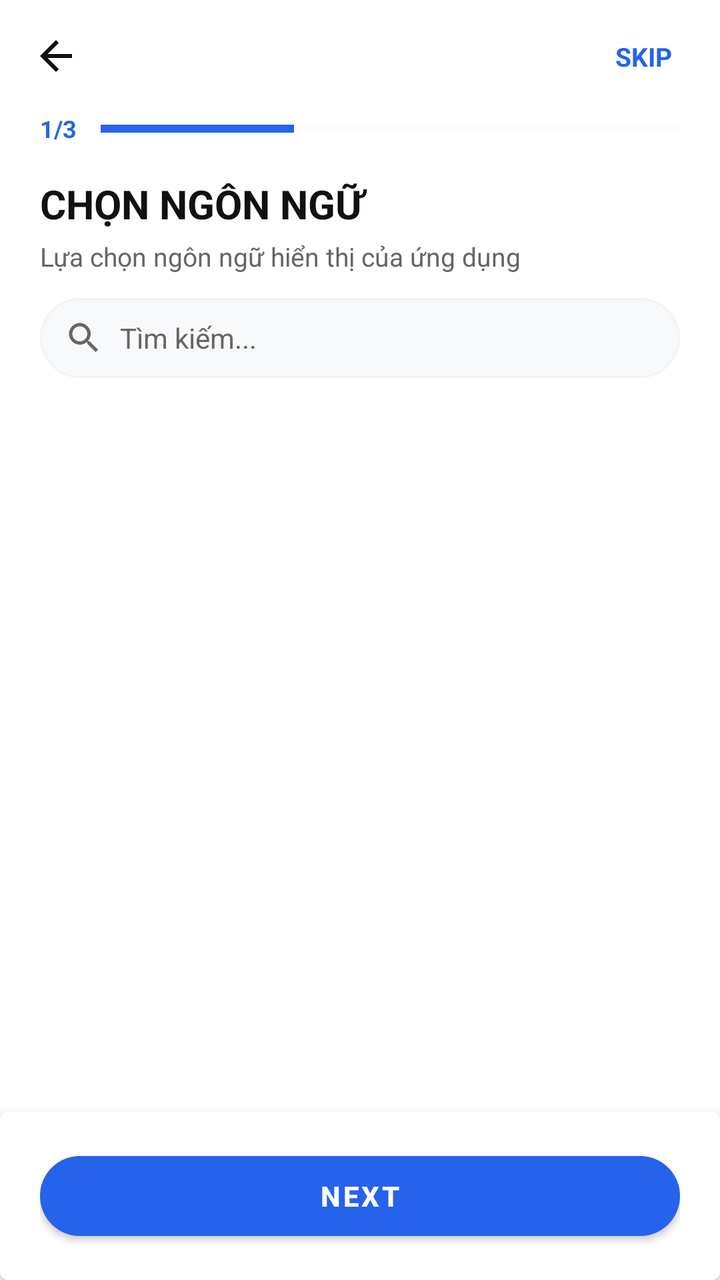
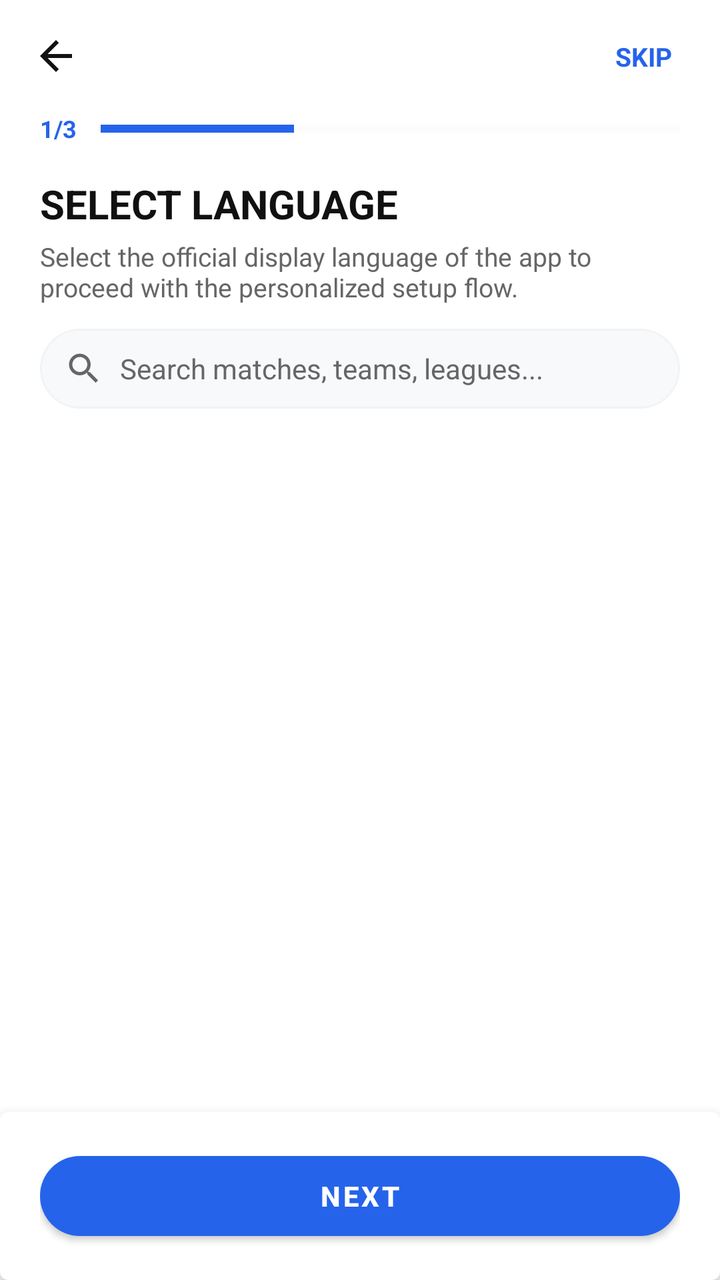

Screens rendered from an Android XML layout before and after an edit, with the pre-edit source and the edit as a unified diff.
<!-- AndroidManifest.xml: application theme Theme.MyApplication -->
<!-- res/layout/activity_onboarding.xml -->
<?xml version="1.0" encoding="utf-8"?>
<androidx.constraintlayout.widget.ConstraintLayout xmlns:android="http://schemas.android.com/apk/res/android"
    xmlns:app="http://schemas.android.com/apk/res-auto"
    xmlns:tools="http://tools.android.com/apk/res-auto"
    android:layout_width="match_parent"
    android:layout_height="match_parent"
    android:background="@color/bg_light">

    
    <androidx.constraintlayout.widget.ConstraintLayout
        android:id="@+id/clHeader"
        android:layout_width="match_parent"
        android:layout_height="56dp"
        app:layout_constraintTop_toTopOf="parent">

        <ImageView
            android:id="@+id/btnBack"
            android:layout_width="40dp"
            android:layout_height="40dp"
            android:layout_marginStart="8dp"
            android:contentDescription="Quay lại"
            android:padding="8dp"
            android:src="@drawable/ic_back"
            app:layout_constraintBottom_toBottomOf="parent"
            app:layout_constraintStart_toStartOf="parent"
            app:layout_constraintTop_toTopOf="parent"
            app:tint="@color/text_white" />

        <TextView
            android:id="@+id/btnSkip"
            android:layout_width="wrap_content"
            android:layout_height="wrap_content"
            android:layout_marginEnd="16dp"
            android:text="@string/intro_skip"
            android:textColor="@color/accent_green"
            android:textSize="13sp"
            android:textStyle="bold"
            android:padding="8dp"
            android:clickable="true"
            android:focusable="true"
            android:foreground="?attr/selectableItemBackground"
            app:layout_constraintBottom_toBottomOf="parent"
            app:layout_constraintEnd_toEndOf="parent"
            app:layout_constraintTop_toTopOf="parent" />

    </androidx.constraintlayout.widget.ConstraintLayout>

    
    <androidx.constraintlayout.widget.ConstraintLayout
        android:id="@+id/clProgressContainer"
        android:layout_width="match_parent"
        android:layout_height="wrap_content"
        android:layout_marginHorizontal="20dp"
        app:layout_constraintTop_toBottomOf="@id/clHeader">

        <TextView
            android:id="@+id/tvStepProgress"
            android:layout_width="wrap_content"
            android:layout_height="wrap_content"
            android:text="1/3"
            android:textColor="@color/accent_green"
            android:textSize="12sp"
            android:textStyle="bold"
            app:layout_constraintTop_toTopOf="parent"
            app:layout_constraintStart_toStartOf="parent" />

        <ProgressBar
            android:id="@+id/progressBarSteps"
            style="?android:attr/progressBarStyleHorizontal"
            android:layout_width="0dp"
            android:layout_height="4dp"
            android:layout_marginStart="12dp"
            android:max="3"
            android:progress="1"
            android:progressBackgroundTint="@color/divider_dark"
            android:progressTint="@color/accent_green"
            app:layout_constraintBottom_toBottomOf="@id/tvStepProgress"
            app:layout_constraintEnd_toEndOf="parent"
            app:layout_constraintStart_toEndOf="@id/tvStepProgress"
            app:layout_constraintTop_toTopOf="@id/tvStepProgress" />

    </androidx.constraintlayout.widget.ConstraintLayout>

    
    <TextView
        android:id="@+id/tvTitle"
        android:layout_width="match_parent"
        android:layout_height="wrap_content"
        android:layout_marginTop="16dp"
        android:layout_marginHorizontal="20dp"
        android:text="CHỌN NGÔN NGỮ"
        android:textColor="@color/text_white"
        android:textSize="20sp"
        android:textStyle="bold"
        app:layout_constraintTop_toBottomOf="@id/clProgressContainer" />

    <TextView
        android:id="@+id/tvSubtitle"
        android:layout_width="match_parent"
        android:layout_height="wrap_content"
        android:layout_marginTop="4dp"
        android:layout_marginHorizontal="20dp"
        android:text="Lựa chọn ngôn ngữ hiển thị của ứng dụng"
        android:textColor="@color/text_muted"
        android:textSize="13sp"
        app:layout_constraintTop_toBottomOf="@id/tvTitle" />

    
    <com.google.android.material.card.MaterialCardView
        android:id="@+id/cvSearchInput"
        android:layout_width="match_parent"
        android:layout_height="40dp"
        android:layout_marginTop="12dp"
        android:layout_marginHorizontal="20dp"
        app:cardBackgroundColor="@color/card_dark"
        app:cardCornerRadius="20dp"
        app:cardElevation="0dp"
        app:strokeColor="@color/divider_dark"
        app:strokeWidth="1dp"
        app:layout_constraintTop_toBottomOf="@id/tvSubtitle">

        <androidx.constraintlayout.widget.ConstraintLayout
            android:layout_width="match_parent"
            android:layout_height="match_parent">

            <ImageView
                android:id="@+id/ivSearchIconSmall"
                android:layout_width="20dp"
                android:layout_height="20dp"
                android:layout_marginStart="12dp"
                android:contentDescription="Search Icon"
                android:src="@drawable/ic_search"
                app:layout_constraintBottom_toBottomOf="parent"
                app:layout_constraintStart_toStartOf="parent"
                app:layout_constraintTop_toTopOf="parent"
                app:tint="@color/text_muted" />

            <EditText
                android:id="@+id/etSearch"
                android:layout_width="0dp"
                android:layout_height="match_parent"
                android:layout_marginStart="8dp"
                android:layout_marginEnd="8dp"
                android:background="@android:color/transparent"
                android:hint="Tìm kiếm..."
                android:imeOptions="actionSearch"
                android:inputType="text"
                android:maxLines="1"
                android:textColor="@color/text_white"
                android:textColorHint="@color/text_muted"
                android:textSize="14sp"
                app:layout_constraintBottom_toBottomOf="parent"
                app:layout_constraintEnd_toStartOf="@+id/btnClear"
                app:layout_constraintStart_toEndOf="@id/ivSearchIconSmall"
                app:layout_constraintTop_toTopOf="parent" />

            <ImageView
                android:id="@+id/btnClear"
                android:layout_width="28dp"
                android:layout_height="28dp"
                android:layout_marginEnd="8dp"
                android:contentDescription="Xoá tìm kiếm"
                android:padding="6dp"
                android:src="@android:drawable/ic_menu_close_clear_cancel"
                android:visibility="gone"
                app:layout_constraintBottom_toBottomOf="parent"
                app:layout_constraintEnd_toEndOf="parent"
                app:layout_constraintTop_toTopOf="parent"
                app:tint="@color/text_muted" />

        </androidx.constraintlayout.widget.ConstraintLayout>

    </com.google.android.material.card.MaterialCardView>

    
    <androidx.recyclerview.widget.RecyclerView
        android:id="@+id/rvOnboardingList"
        android:layout_width="match_parent"
        android:layout_height="0dp"
        android:layout_marginTop="16dp"
        android:clipToPadding="false"
        android:paddingBottom="96dp"
        app:layout_constraintBottom_toBottomOf="parent"
        app:layout_constraintTop_toBottomOf="@id/cvSearchInput" />

    
    <LinearLayout
        android:id="@+id/emptyStateLayout"
        android:layout_width="match_parent"
        android:layout_height="0dp"
        android:gravity="center"
        android:orientation="vertical"
        android:visibility="gone"
        app:layout_constraintBottom_toBottomOf="parent"
        app:layout_constraintTop_toBottomOf="@id/cvSearchInput">

        <ImageView
            android:layout_width="48dp"
            android:layout_height="48dp"
            android:src="@drawable/ic_search"
            app:tint="@color/text_muted" />

        <TextView
            android:layout_width="wrap_content"
            android:layout_height="wrap_content"
            android:layout_marginTop="8dp"
            android:text="@string/intro_no_results"
            android:textColor="@color/text_muted"
            android:textSize="13sp" />
    </LinearLayout>

    
    <com.google.android.material.card.MaterialCardView
        android:id="@+id/cvFooter"
        android:layout_width="match_parent"
        android:layout_height="wrap_content"
        app:cardBackgroundColor="@color/bg_light"
        app:cardElevation="8dp"
        app:strokeWidth="0dp"
        app:layout_constraintBottom_toBottomOf="parent">

        <LinearLayout
            android:layout_width="match_parent"
            android:layout_height="wrap_content"
            android:orientation="vertical"
            android:paddingHorizontal="20dp"
            android:paddingVertical="16dp">

            <com.google.android.material.button.MaterialButton
                android:id="@+id/btnNext"
                android:layout_width="match_parent"
                android:layout_height="52dp"
                android:text="@string/intro_next"
                android:textColor="@color/white"
                android:textSize="14sp"
                android:textStyle="bold"
                app:backgroundTint="@color/accent_green"
                app:cornerRadius="26dp" />

        </LinearLayout>

    </com.google.android.material.card.MaterialCardView>

</androidx.constraintlayout.widget.ConstraintLayout>
<!-- resources referenced by this layout -->
<resources>
  <color name="accent_green">@color/primaryBlue</color>
  <color name="bg_light">@color/background</color>
  <color name="card_dark">@color/surface</color>
  <color name="divider_dark">@color/divider</color>
  <color name="text_muted">@color/textSecondary</color>
  <color name="text_white">@color/textPrimary</color>
  <color name="white">#FFFFFFFF</color>
  <!-- drawable ic_back (drawable) -->
  <vector xmlns:android="http://schemas.android.com/apk/res/android"
      android:width="24dp"
      android:height="24dp"
      android:viewportWidth="24"
      android:viewportHeight="24">
    <path
        android:fillColor="#FFFFFFFF"
        android:pathData="M20,11H7.83l5.59,-5.59L12,4l-8,8 8,8 1.41,-1.41L7.83,13H20v-2z"/>
  </vector>
  <!-- drawable ic_search (drawable) -->
  <vector xmlns:android="http://schemas.android.com/apk/res/android"
      android:width="24dp"
      android:height="24dp"
      android:viewportWidth="24"
      android:viewportHeight="24">
    <path
        android:fillColor="@color/textPrimary"
        android:pathData="M15.5,14h-0.79l-0.28,-0.27C15.41,12.59 16,11.11 16,9.5 16,5.91 13.09,3 9.5,3S3,5.91 3,9.5 5.91,16 9.5,16c1.61,0 3.09,-0.59 4.23,-1.57l0.27,0.28v0.79l5,4.99L20.49,19l-4.99,-5zM9.5,14C7.01,14 5,11.99 5,9.5S7.01,5 9.5,5 14,7.01 14,9.5 11.99,14 9.5,14z"/>
  </vector>
  <string name="intro_next">Next</string>
  <string name="intro_no_results">No results found</string>
  <string name="intro_skip">SKIP</string>
  <style name="Theme.MyApplication" parent="Theme.MaterialComponents.Light.NoActionBar">
          
          <item name="colorPrimary">@color/accent_green</item>
          <item name="colorPrimaryVariant">@color/white</item>
          <item name="colorOnPrimary">@color/white</item>
          
          
          <item name="colorSecondary">@color/accent_green_secondary</item>
          <item name="colorSecondaryVariant">@color/accent_green</item>
          <item name="colorOnSecondary">@color/white</item>
          
          
          <item name="android:statusBarColor">@color/white</item>
          <item name="android:windowBackground">@color/white</item>
          <item name="android:navigationBarColor">@color/white</item>
          
          
          <item name="android:windowLightStatusBar">true</item>
          <item name="android:windowLightNavigationBar" tools:targetApi="o_mr1">true</item>
          
          
          <item name="android:textColor">@color/text_white</item>
          <item name="android:textColorSecondary">@color/text_muted</item>
      </style>
  <color name="primaryBlue">#2563EB</color>
  <color name="background">#FFFFFF</color>
  <color name="surface">#F8F9FB</color>
  <color name="divider">#F1F3F5</color>
  <color name="textSecondary">#666666</color>
  <color name="textPrimary">#111111</color>
  <color name="accent_green_secondary">@color/accentBlue</color>
  <color name="accentBlue">#3B82F6</color>
</resources>

<!-- the commit's change to res/layout/activity_onboarding.xml (unified diff, before → after) -->
@@ -88,7 +88,7 @@
         android:layout_height="wrap_content"
         android:layout_marginTop="16dp"
         android:layout_marginHorizontal="20dp"
-        android:text="CHỌN NGÔN NGỮ"
+        android:text="@string/choose_language"
         android:textColor="@color/text_white"
         android:textSize="20sp"
         android:textStyle="bold"
@@ -100,7 +100,7 @@
         android:layout_height="wrap_content"
         android:layout_marginTop="4dp"
         android:layout_marginHorizontal="20dp"
-        android:text="Lựa chọn ngôn ngữ hiển thị của ứng dụng"
+        android:text="@string/choose_language_desc"
         android:textColor="@color/text_muted"
         android:textSize="13sp"
         app:layout_constraintTop_toBottomOf="@id/tvTitle" />
@@ -142,7 +142,7 @@
                 android:layout_marginStart="8dp"
                 android:layout_marginEnd="8dp"
                 android:background="@android:color/transparent"
-                android:hint="Tìm kiếm..."
+                android:hint="@string/search_input_hint"
                 android:imeOptions="actionSearch"
                 android:inputType="text"
                 android:maxLines="1"
<!-- resource entries referenced after the edit -->
@@ -27,9 +27,12 @@
         android:fillColor="@color/textPrimary"
         android:pathData="M15.5,14h-0.79l-0.28,-0.27C15.41,12.59 16,11.11 16,9.5 16,5.91 13.09,3 9.5,3S3,5.91 3,9.5 5.91,16 9.5,16c1.61,0 3.09,-0.59 4.23,-1.57l0.27,0.28v0.79l5,4.99L20.49,19l-4.99,-5zM9.5,14C7.01,14 5,11.99 5,9.5S7.01,5 9.5,5 14,7.01 14,9.5 11.99,14 9.5,14z"/>
   </vector>
+  <string name="choose_language">SELECT LANGUAGE</string>
+  <string name="choose_language_desc">Select the official display language of the app to proceed with the personalized setup flow.</string>
   <string name="intro_next">Next</string>
   <string name="intro_no_results">No results found</string>
   <string name="intro_skip">SKIP</string>
+  <string name="search_input_hint">Search matches, teams, leagues...</string>
   <style name="Theme.MyApplication" parent="Theme.MaterialComponents.Light.NoActionBar">
           
           <item name="colorPrimary">@color/accent_green</item>
